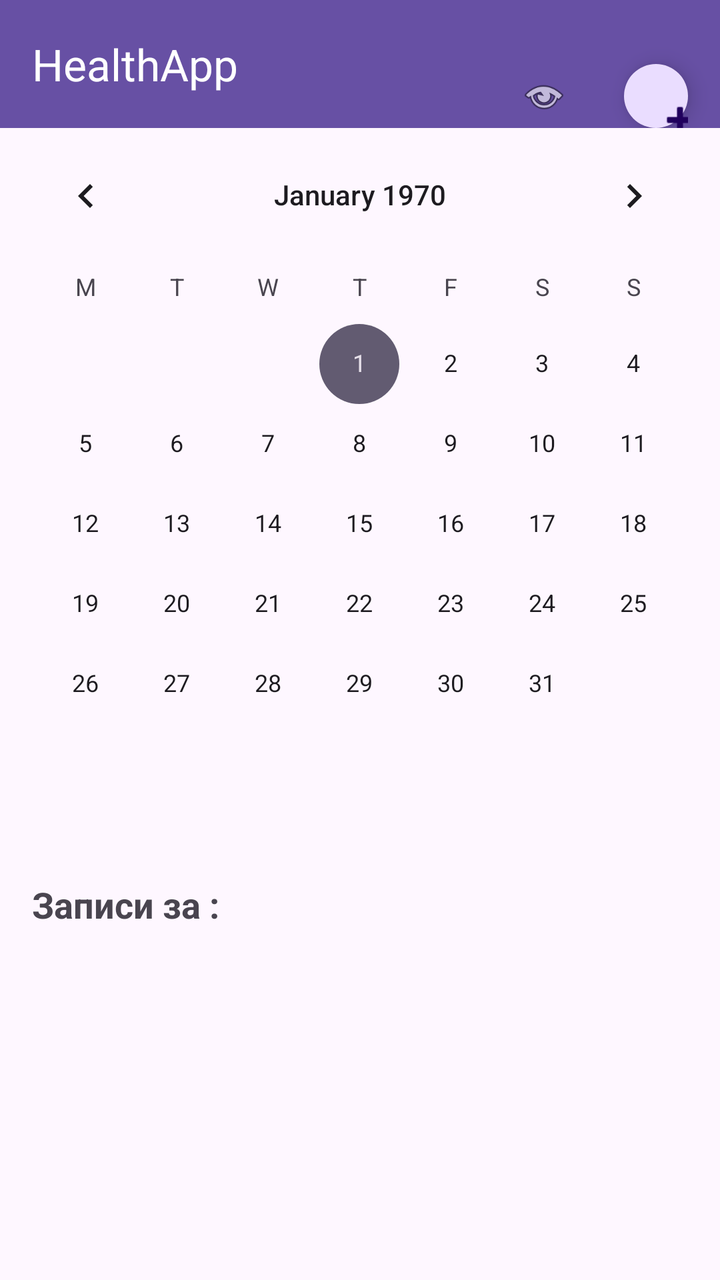
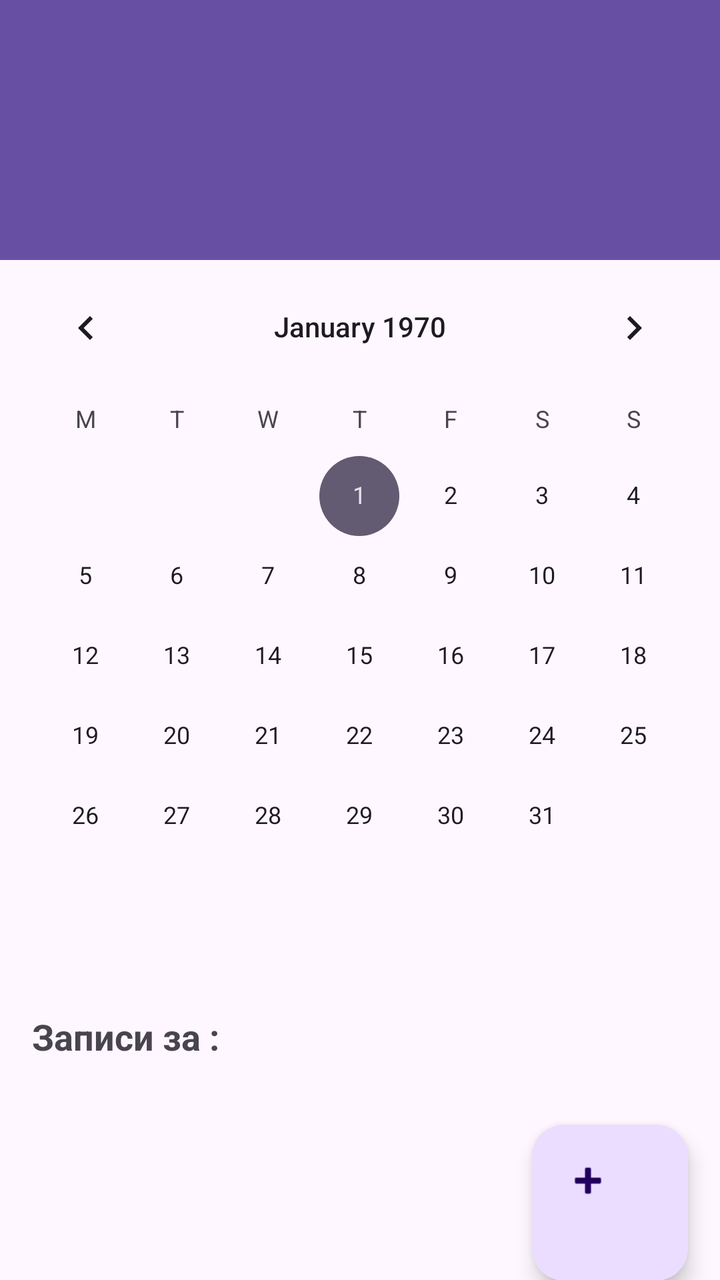

Before-and-after screenshots of an Android layout around one commit, followed by the original layout XML and the change that was made.
<!-- AndroidManifest.xml: application theme Theme.HealthAppFront -->
<!-- res/layout/activity_home.xml -->
<?xml version="1.0" encoding="utf-8"?>
<androidx.drawerlayout.widget.DrawerLayout
    xmlns:android="http://schemas.android.com/apk/res/android"
    xmlns:app="http://schemas.android.com/apk/res-auto"
    android:id="@+id/main"
    android:layout_width="match_parent"
    android:layout_height="match_parent">


    <LinearLayout
        android:layout_width="match_parent"
        android:layout_height="match_parent"
        android:orientation="vertical">

        <androidx.appcompat.widget.Toolbar
            android:id="@+id/toolbar"
            android:layout_width="match_parent"
            android:layout_height="?attr/actionBarSize"
            android:background="?attr/colorPrimary"
            android:theme="@style/ThemeOverlay.AppCompat.Dark.ActionBar"
            app:title="HealthApp">

        <com.google.android.material.floatingactionbutton.FloatingActionButton
            android:id="@+id/fab_add"
            android:layout_width="wrap_content"
            android:layout_height="wrap_content"
            android:layout_gravity="bottom|end"
            android:layout_margin="16dp"
            android:contentDescription="@string/createRecord"
            android:src="@android:drawable/ic_input_add"
            app:fabSize="normal" />

        <ImageView
            android:id="@+id/report"
            android:layout_width="48dp"
            android:layout_height="48dp"
            android:contentDescription="@string/get_report"
            android:layout_gravity="bottom|end"
            android:src="@android:drawable/ic_menu_view"
            android:padding="12dp" />

        </androidx.appcompat.widget.Toolbar>


        <CalendarView
            android:id="@+id/calendar_view"
            android:layout_width="match_parent"
            android:layout_height="360dp"
            android:firstDayOfWeek="2" />

        <TextView
            android:id="@+id/tv_date_header"
            android:layout_width="match_parent"
            android:layout_height="wrap_content"
            android:padding="16dp"
            android:text="@string/records_by_date"
            android:textSize="18sp"
            android:textStyle="bold" />

        <androidx.recyclerview.widget.RecyclerView
            android:id="@+id/rv_health_records"
            android:layout_width="match_parent"
            android:layout_height="0dp"
            android:layout_weight="1"
            android:padding="8dp" />



    </LinearLayout>

    <com.google.android.material.navigation.NavigationView
        android:id="@+id/nav_view"
        android:layout_width="match_parent"
        android:layout_height="match_parent"
        android:layout_gravity="start"
        app:headerLayout="@layout/nav_header"
        app:menu="@menu/nav_menu" />

</androidx.drawerlayout.widget.DrawerLayout>
<!-- res/layout/nav_header.xml (included above) -->
<?xml version="1.0" encoding="utf-8"?>
<LinearLayout xmlns:android="http://schemas.android.com/apk/res/android"
    android:layout_width="match_parent"
    android:layout_height="wrap_content"
    android:orientation="vertical"
    android:padding="16dp"
    android:background="?attr/colorPrimary"
    >

    <ImageView
        android:id="@+id/iv_avatar"
        android:layout_width="80dp"
        android:layout_height="80dp"
        android:src="@android:drawable/sym_def_app_icon"
        android:contentDescription="@string/avatar" />

    <TextView
        android:id="@+id/tv_user_name"
        android:layout_width="wrap_content"
        android:layout_height="wrap_content"
        android:layout_marginTop="8dp"
        android:text="@string/user_name"
        android:textColor="@android:color/white"
        android:textSize="18sp"
        android:textStyle="bold" />

    <TextView
        android:id="@+id/tv_user_email"
        android:layout_width="wrap_content"
        android:layout_height="wrap_content"
        android:text="@string/user_email"
        android:textColor="@android:color/white" />

</LinearLayout>
<!-- resources referenced by this layout -->
<resources>
  <string name="avatar">avatar</string>
  <string name="createRecord">Создать запись</string>
  <string name="get_report">Создать отчёт</string>
  <string name="records_by_date">Записи за :</string>
  <string name="user_email">email@mail.ru</string>
  <string name="user_name">Имя пользователя</string>
  <style name="Theme.HealthAppFront" parent="Base.Theme.HealthAppFront" />
  <style name="Base.Theme.HealthAppFront" parent="Theme.Material3.DayNight.NoActionBar">
          
          
      </style>
</resources>

<!-- the commit's change to res/layout/activity_home.xml (unified diff, before → after) -->
@@ -12,35 +12,10 @@
         android:layout_height="match_parent"
         android:orientation="vertical">
 
-        <androidx.appcompat.widget.Toolbar
-            android:id="@+id/toolbar"
-            android:layout_width="match_parent"
-            android:layout_height="?attr/actionBarSize"
-            android:background="?attr/colorPrimary"
-            android:theme="@style/ThemeOverlay.AppCompat.Dark.ActionBar"
-            app:title="HealthApp">
 
-        <com.google.android.material.floatingactionbutton.FloatingActionButton
-            android:id="@+id/fab_add"
-            android:layout_width="wrap_content"
-            android:layout_height="wrap_content"
-            android:layout_gravity="bottom|end"
-            android:layout_margin="16dp"
-            android:contentDescription="@string/createRecord"
-            android:src="@android:drawable/ic_input_add"
-            app:fabSize="normal" />
+        <include layout="@layout/toolbar" >
 
-        <ImageView
-            android:id="@+id/report"
-            android:layout_width="48dp"
-            android:layout_height="48dp"
-            android:contentDescription="@string/get_report"
-            android:layout_gravity="bottom|end"
-            android:src="@android:drawable/ic_menu_view"
-            android:padding="12dp" />
-
-        </androidx.appcompat.widget.Toolbar>
-
+        </include>
 
         <CalendarView
             android:id="@+id/calendar_view"
@@ -64,6 +39,15 @@
             android:layout_weight="1"
             android:padding="8dp" />
 
+        <com.google.android.material.floatingactionbutton.FloatingActionButton
+            android:id="@+id/fab_add"
+            android:layout_width="82dp"
+            android:layout_height="78dp"
+            android:layout_gravity="bottom|end"
+            android:layout_margin="16dp"
+            android:contentDescription="@string/createRecord"
+            android:src="@android:drawable/ic_input_add"
+            app:fabSize="normal" />
 
 
     </LinearLayout>
@@ -77,6 +61,22 @@
         app:menu="@menu/nav_menu" />
 
 </androidx.drawerlayout.widget.DrawerLayout>
+<!-- res/layout/toolbar.xml (included above) -->
+<?xml version="1.0" encoding="utf-8"?>
+<androidx.appcompat.widget.Toolbar
+    xmlns:android="http://schemas.android.com/apk/res/android"
+    xmlns:app="http://schemas.android.com/apk/res-auto"
+    android:id="@+id/toolbar"
+    android:layout_width="match_parent"
+    android:layout_height="130dp"
+    android:minHeight="?attr/actionBarSize"
+    android:paddingTop="16dp"
+    android:paddingBottom="16dp"
+    android:background="?attr/colorPrimary"
+    android:theme="@style/ThemeOverlay.AppCompat.Dark.ActionBar"
+    app:titleTextColor="@android:color/white"
+    android:elevation="4dp"
+    />
 <!-- res/layout/nav_header.xml (included above) -->
 <?xml version="1.0" encoding="utf-8"?>
 <LinearLayout xmlns:android="http://schemas.android.com/apk/res/android"
<!-- resource entries referenced after the edit -->
@@ -2,7 +2,6 @@
 <resources>
   <string name="avatar">avatar</string>
   <string name="createRecord">Создать запись</string>
-  <string name="get_report">Создать отчёт</string>
   <string name="records_by_date">Записи за :</string>
   <string name="user_email">email@mail.ru</string>
   <string name="user_name">Имя пользователя</string>
